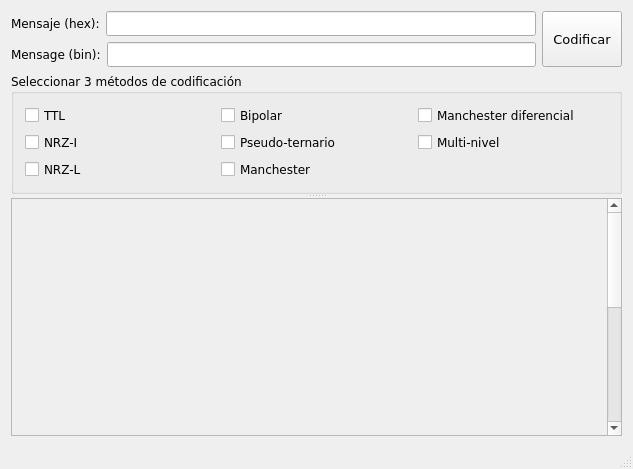
Qt form mainwindow.ui (chrishenx/binary-encoding-practice) before a commit.
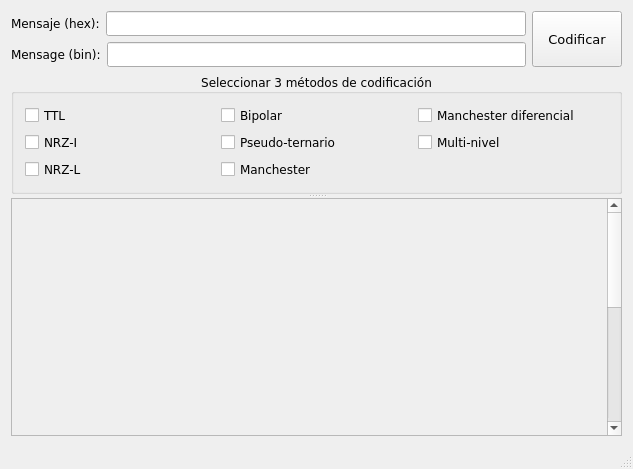
The same form after that commit. Custom widgets are drawn as their Qt base class.

Commit message: User input field modified to only accept valid hexacedimal values. Some identifiers also modified.

What changed in the file:
```diff
--- a/mainwindow.ui
+++ b/mainwindow.ui
@@ -93,6 +93,12 @@
           <verstretch>0</verstretch>
          </sizepolicy>
         </property>
+        <property name="minimumSize">
+         <size>
+          <width>90</width>
+          <height>0</height>
+         </size>
+        </property>
         <property name="font">
          <font>
           <pointsize>10</pointsize>
@@ -111,14 +117,41 @@
        <enum>Qt::Vertical</enum>
       </property>
       <widget class="QGroupBox" name="groupBox">
+       <property name="sizePolicy">
+        <sizepolicy hsizetype="Preferred" vsizetype="Fixed">
+         <horstretch>0</horstretch>
+         <verstretch>0</verstretch>
+        </sizepolicy>
+       </property>
+       <property name="minimumSize">
+        <size>
+         <width>0</width>
+         <height>96</height>
+        </size>
+       </property>
+       <property name="maximumSize">
+        <size>
+         <width>16777215</width>
+         <height>96</height>
+        </size>
+       </property>
        <property name="title">
         <string>Seleccionar 3 métodos de codificación</string>
        </property>
+       <property name="alignment">
+        <set>Qt::AlignCenter</set>
+       </property>
+       <property name="flat">
+        <bool>true</bool>
+       </property>
        <layout class="QGridLayout" name="gridLayout">
+        <property name="sizeConstraint">
+         <enum>QLayout::SetMinimumSize</enum>
+        </property>
         <item row="2" column="0">
          <widget class="QCheckBox" name="nrzl_checkBox">
           <property name="sizePolicy">
-           <sizepolicy hsizetype="Minimum" vsizetype="Preferred">
+           <sizepolicy hsizetype="Minimum" vsizetype="Minimum">
             <horstretch>0</horstretch>
             <verstretch>0</verstretch>
            </sizepolicy>
@@ -131,7 +164,7 @@
         <item row="1" column="0">
          <widget class="QCheckBox" name="nrzi_checkBox">
           <property name="sizePolicy">
-           <sizepolicy hsizetype="Minimum" vsizetype="Preferred">
+           <sizepolicy hsizetype="Minimum" vsizetype="Minimum">
             <horstretch>0</horstretch>
             <verstretch>0</verstretch>
            </sizepolicy>
@@ -144,7 +177,7 @@
         <item row="1" column="3">
          <widget class="QCheckBox" name="mniv_checkBox">
           <property name="sizePolicy">
-           <sizepolicy hsizetype="Minimum" vsizetype="Preferred">
+           <sizepolicy hsizetype="Minimum" vsizetype="Minimum">
             <horstretch>0</horstretch>
             <verstretch>0</verstretch>
            </sizepolicy>
@@ -157,7 +190,7 @@
         <item row="0" column="3">
          <widget class="QCheckBox" name="manchd_checkBox">
           <property name="sizePolicy">
-           <sizepolicy hsizetype="Minimum" vsizetype="Preferred">
+           <sizepolicy hsizetype="Minimum" vsizetype="Minimum">
             <horstretch>0</horstretch>
             <verstretch>0</verstretch>
            </sizepolicy>
@@ -170,7 +203,7 @@
         <item row="2" column="2">
          <widget class="QCheckBox" name="manch_checkBox">
           <property name="sizePolicy">
-           <sizepolicy hsizetype="Minimum" vsizetype="Preferred">
+           <sizepolicy hsizetype="Minimum" vsizetype="Minimum">
             <horstretch>0</horstretch>
             <verstretch>0</verstretch>
            </sizepolicy>
@@ -182,6 +215,12 @@
         </item>
         <item row="0" column="2">
          <widget class="QCheckBox" name="bip_checkBox">
+          <property name="sizePolicy">
+           <sizepolicy hsizetype="Minimum" vsizetype="Minimum">
+            <horstretch>0</horstretch>
+            <verstretch>0</verstretch>
+           </sizepolicy>
+          </property>
           <property name="text">
            <string>Bipolar</string>
           </property>
@@ -190,7 +229,7 @@
         <item row="0" column="0">
          <widget class="QCheckBox" name="ttl_checkBox">
           <property name="sizePolicy">
-           <sizepolicy hsizetype="Minimum" vsizetype="Preferred">
+           <sizepolicy hsizetype="Minimum" vsizetype="Minimum">
             <horstretch>0</horstretch>
             <verstretch>0</verstretch>
            </sizepolicy>
@@ -203,7 +242,7 @@
         <item row="1" column="2">
          <widget class="QCheckBox" name="pset_checkBox">
           <property name="sizePolicy">
-           <sizepolicy hsizetype="Minimum" vsizetype="Preferred">
+           <sizepolicy hsizetype="Minimum" vsizetype="Minimum">
             <horstretch>0</horstretch>
             <verstretch>0</verstretch>
            </sizepolicy>
@@ -241,7 +280,7 @@
          <rect>
           <x>0</x>
           <y>0</y>
-          <width>599</width>
+          <width>596</width>
           <height>516</height>
          </rect>
         </property>
@@ -323,7 +362,7 @@
      <x>0</x>
      <y>0</y>
      <width>633</width>
-     <height>26</height>
+     <height>21</height>
     </rect>
    </property>
   </widget>
```
The commit also changes 2 other files.
